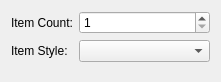
This is dice/contents/ui/config.ui in lmiphay/pdamsten-plasmoids as Qt 5 draws it before an edit. The edited form follows.
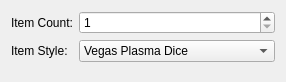
This is the edited form. Custom widgets are drawn as their Qt base class.

Commit message: Use config dialog to select svg

What changed in the file:
```diff
--- a/dice/contents/ui/config.ui
+++ b/dice/contents/ui/config.ui
@@ -6,7 +6,7 @@
    <rect>
     <x>0</x>
     <y>0</y>
-    <width>221</width>
+    <width>286</width>
     <height>82</height>
    </rect>
   </property>
@@ -35,7 +35,29 @@
       </widget>
      </item>
      <item row="1" column="1">
-      <widget class="KComboBox" name="kcfg_itemSvg"/>
+      <widget class="KComboBox" name="kcfg_itemSvg">
+       <property name="sizePolicy">
+        <sizepolicy hsizetype="Expanding" vsizetype="Fixed">
+         <horstretch>0</horstretch>
+         <verstretch>0</verstretch>
+        </sizepolicy>
+       </property>
+       <item>
+        <property name="text">
+         <string>Vegas Plasma Dice</string>
+        </property>
+       </item>
+       <item>
+        <property name="text">
+         <string>Coin</string>
+        </property>
+       </item>
+       <item>
+        <property name="text">
+         <string>Normal Dice</string>
+        </property>
+       </item>
+      </widget>
      </item>
     </layout>
    </item>
```
The commit also changes 2 other files.
